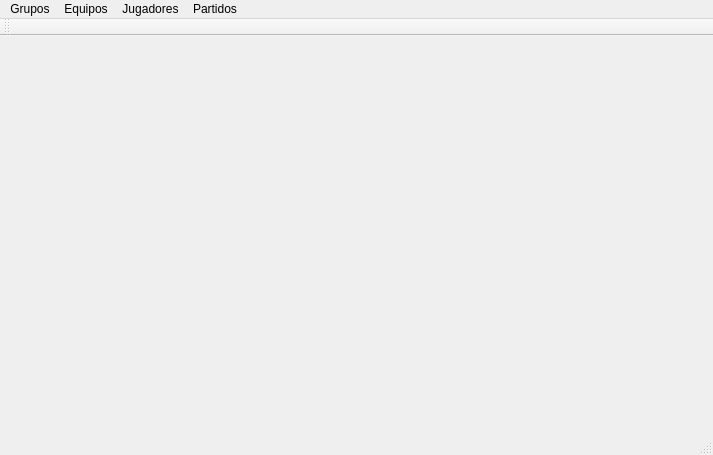
Old version of the form Proyecto-Est-DatosI/pantallaprincipal.ui in the repository kenneth52mm/Proyecto-Est-Datos-I.
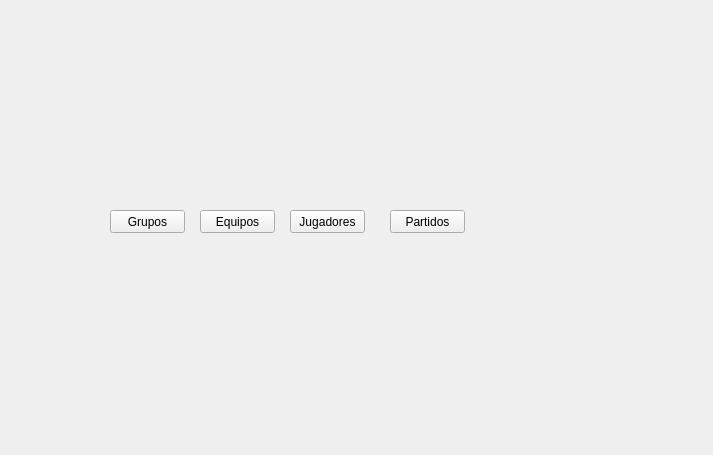
New version of the form.

```diff
--- a/Proyecto-Est-DatosI/pantallaprincipal.ui
+++ b/Proyecto-Est-DatosI/pantallaprincipal.ui
@@ -16,25 +16,32 @@
   <property name="windowTitle">
    <string>PantallaPrincipal</string>
   </property>
-  <widget class="QWidget" name="centralWidget"/>
-  <widget class="QMenuBar" name="menuBar">
-   <property name="geometry">
-    <rect>
-     <x>0</x>
-     <y>0</y>
-     <width>713</width>
-     <height>21</height>
-    </rect>
-   </property>
-   <widget class="QMenu" name="menuGrupos">
-    <property name="title">
+  <widget class="QWidget" name="centralWidget">
+   <widget class="QPushButton" name="btnGrupos">
+    <property name="geometry">
+     <rect>
+      <x>110</x>
+      <y>210</y>
+      <width>75</width>
+      <height>23</height>
+     </rect>
+    </property>
+    <property name="text">
      <string>Grupos</string>
     </property>
     <addaction name="actionGrupo_A"/>
     <addaction name="actionGrupo_B"/>
    </widget>
-   <widget class="QMenu" name="menuEquipos">
-    <property name="title">
+   <widget class="QPushButton" name="btnEquipos">
+    <property name="geometry">
+     <rect>
+      <x>200</x>
+      <y>210</y>
+      <width>75</width>
+      <height>23</height>
+     </rect>
+    </property>
+    <property name="text">
      <string>Equipos</string>
     </property>
     <addaction name="actionAlemania"/>
@@ -46,30 +53,33 @@
     <addaction name="actionHolanda"/>
     <addaction name="actionJap_n"/>
    </widget>
-   <widget class="QMenu" name="menuJugadores">
-    <property name="title">
+   <widget class="QPushButton" name="btnJugadores">
+    <property name="geometry">
+     <rect>
+      <x>290</x>
+      <y>210</y>
+      <width>75</width>
+      <height>23</height>
+     </rect>
+    </property>
+    <property name="text">
      <string>Jugadores</string>
     </property>
    </widget>
-   <widget class="QMenu" name="menuPartidos">
-    <property name="title">
+   <widget class="QPushButton" name="btnPartidos">
+    <property name="geometry">
+     <rect>
+      <x>390</x>
+      <y>210</y>
+      <width>75</width>
+      <height>23</height>
+     </rect>
+    </property>
+    <property name="text">
      <string>Partidos</string>
     </property>
    </widget>
-   <addaction name="menuGrupos"/>
-   <addaction name="menuEquipos"/>
-   <addaction name="menuJugadores"/>
-   <addaction name="menuPartidos"/>
   </widget>
-  <widget class="QToolBar" name="mainToolBar">
-   <attribute name="toolBarArea">
-    <enum>TopToolBarArea</enum>
-   </attribute>
-   <attribute name="toolBarBreak">
-    <bool>false</bool>
-   </attribute>
-  </widget>
-  <widget class="QStatusBar" name="statusBar"/>
   <action name="actionGrupo_A">
    <property name="text">
     <string>Grupo A</string>
```
Left out of the diff: 10 changed lines with no effect on the pictures.
